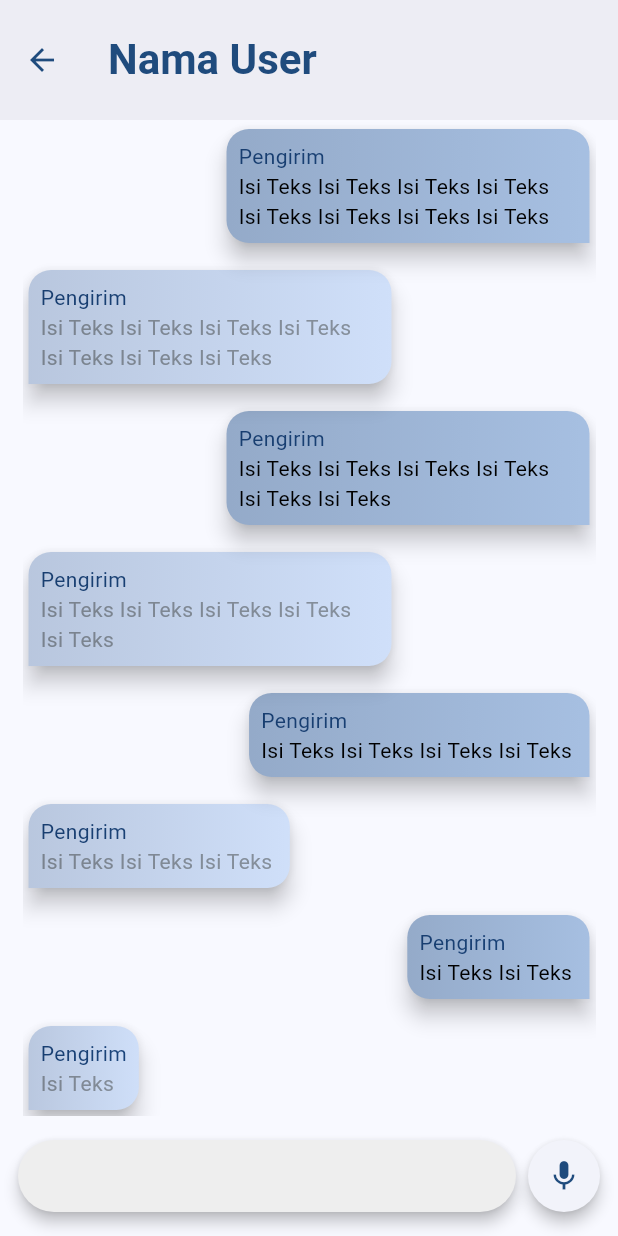
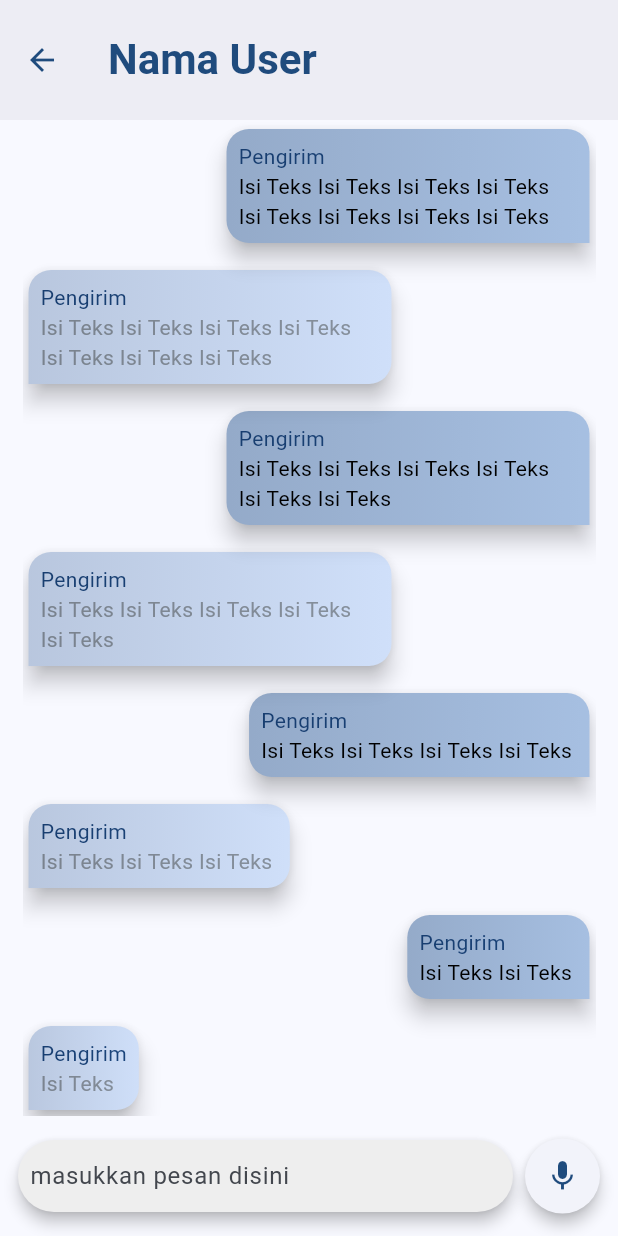
Before and after one commit to nefarha/tuntun, a Flutter app: the RuangObrolanView screen opened by its route, on a phone screen of 412 x 824 dp. Run offline on Flutter 3.47's test engine with Material 2 defaults, Android fonts, the phone set to English and light mode, and no system bars; our stand-ins replace get, google_fonts; Roboto replaces fonts that are missing (Kanit).

Commit message:
Fixed Desain

```diff
--- a/lib/app/modules/RuangObrolan/views/ruang_obrolan_text.dart
+++ b/lib/app/modules/RuangObrolan/views/ruang_obrolan_text.dart
@@ -22,33 +22,34 @@ class ChatField extends GetView<RuangObrolanController> {
                 ),
                 elevation: 4,
                 child: Padding(
-                  padding: const EdgeInsets.only(left: 8.0),
+                  padding: const EdgeInsets.only(left: 8.0, right: 8),
                   child: TextField(
                     decoration: InputDecoration(
+                      hintText: "masukkan pesan disini",
                       border: InputBorder.none,
                     ),
                   ),
                 ),
               ),
             ),
-            GestureDetector(
-              onTap: () {
-                print("object");
-              },
-              child: Card(
-                shape: RoundedRectangleBorder(
-                  borderRadius: BorderRadius.circular(50),
-                ),
-                elevation: 4,
-                child: IconButton(
-                  onPressed: null,
-                  icon: Icon(
+            Card(
+              clipBehavior: Clip.antiAliasWithSaveLayer,
+              shape: RoundedRectangleBorder(
+                borderRadius: BorderRadius.circular(50),
+              ),
+              elevation: 4,
+              child: InkWell(
+                onTap: () {},
+                child: SizedBox(
+                  width: 50,
+                  height: 50,
+                  child: Icon(
                     Icons.mic,
                     color: Reusable.textColor,
                   ),
                 ),
               ),
-            )
+            ),
           ],
         ),
       ),
```
